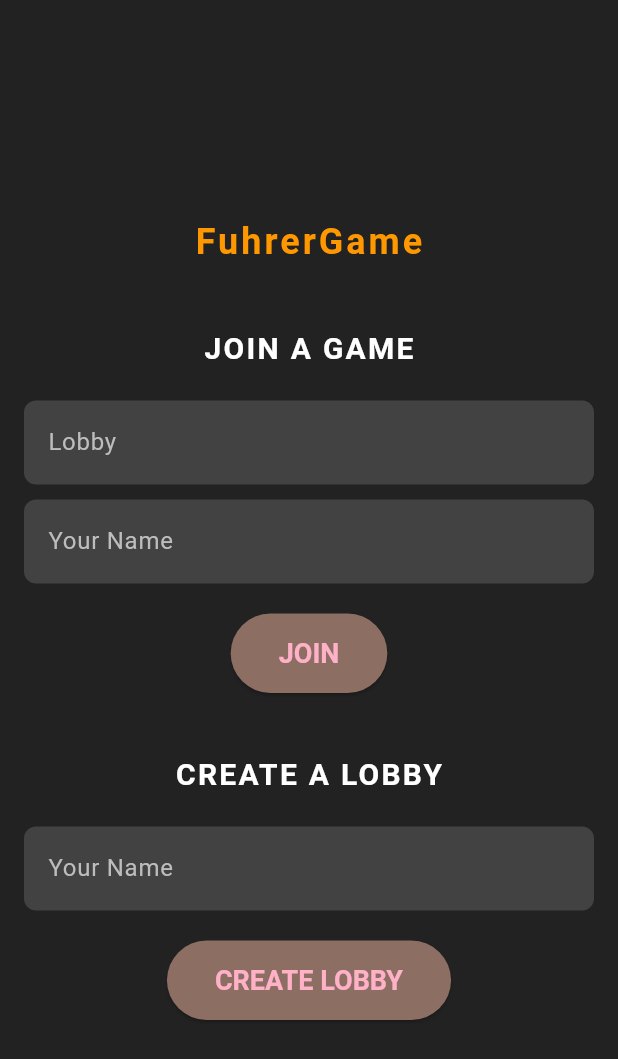
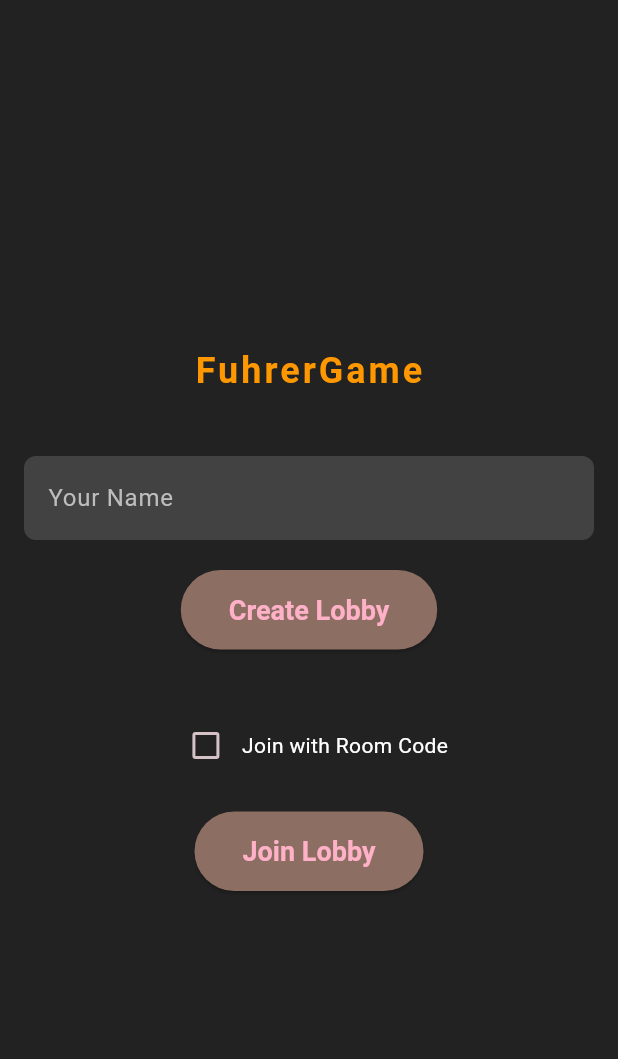
Before and after one commit to Solid9966/FuhrerGame, a Flutter app: the screen it shows after launch, on a phone screen of 412 x 824 dp. Shown: the top 1059 px of the screen. Run offline on Flutter 3.47's test engine with Material 3 defaults, Android fonts, the phone set to English and light mode, and no system bars.

Commit message:
GameRoom,Lobby 파일 생성 및 main화면 수정

```diff
--- a/frontend/fuhrer_game/lib/main.dart
+++ b/frontend/fuhrer_game/lib/main.dart
@@ -1,4 +1,7 @@
+// main.dart
 import 'package:flutter/material.dart';
+import 'lobby.dart';
+import 'GameRoom.dart';
 
 void main() {
   runApp(const MyApp());
@@ -24,8 +27,17 @@ class MyApp extends StatelessWidget {
   }
 }
 
-class MyHomePage extends StatelessWidget {
+class MyHomePage extends StatefulWidget {
   const MyHomePage({super.key});
+
+  @override
+  State<MyHomePage> createState() => _MyHomePageState();
+}
+
+class _MyHomePageState extends State<MyHomePage> {
+  final TextEditingController nameController = TextEditingController();
+  final TextEditingController roomCodeController = TextEditingController();
+  bool isJoinWithCode = false;
 
   @override
   Widget build(BuildContext context) {
@@ -47,30 +59,8 @@ class MyHomePage extends StatelessWidget {
                 ),
               ),
               const SizedBox(height: 40),
-              const Text(
-                'JOIN A GAME',
-                style: TextStyle(
-                  fontSize: 20,
-                  fontWeight: FontWeight.bold,
-                  color: Colors.white,
-                  letterSpacing: 1.5,
-                ),
-              ),
-              const SizedBox(height: 20),
               TextField(
-                decoration: InputDecoration(
-                  hintText: 'Lobby',
-                  hintStyle: TextStyle(color: Colors.grey[400]),
-                  filled: true,
-                  fillColor: Colors.grey[800],
-                  border: OutlineInputBorder(
-                    borderRadius: BorderRadius.circular(8.0),
-                    borderSide: BorderSide.none,
-                  ),
-                ),
-              ),
-              const SizedBox(height: 10),
-              TextField(
+                controller: nameController,
                 decoration: InputDecoration(
                   hintText: 'Your Name',
                   hintStyle: TextStyle(color: Colors.grey[400]),
@@ -84,28 +74,42 @@ class MyHomePage extends StatelessWidget {
               ),
               const SizedBox(height: 20),
               ElevatedButton(
-                onPressed: () {},
+                onPressed: () {
+                  Navigator.push(
+                    context,
+                    MaterialPageRoute(builder: (context) => const GameRoomPage()),
+                  );
+                },
                 style: ElevatedButton.styleFrom(
                   backgroundColor: Colors.brown[400],
                   padding: const EdgeInsets.symmetric(horizontal: 32, vertical: 16),
                   textStyle: const TextStyle(fontSize: 18, fontWeight: FontWeight.bold),
                 ),
-                child: const Text('JOIN'),
+                child: const Text('Create Lobby'),
               ),
               const SizedBox(height: 40),
+              Row(
+                mainAxisAlignment: MainAxisAlignment.center,
+                children: [
+                  Checkbox(
+                    value: isJoinWithCode,
+                    onChanged: (value) {
+                      setState(() {
+                        isJoinWithCode = value ?? false;
+                      });
+                    },
+                  ),
                   const Text(
-                'CREATE A LOBBY',
-                style: TextStyle(
-                  fontSize: 20,
-                  fontWeight: FontWeight.bold,
-                  color: Colors.white,
-                  letterSpacing: 1.5,
+                    'Join with Room Code',
+                    style: TextStyle(color: Colors.white),
                   ),
+                ],
               ),
-              const SizedBox(height: 20),
+              if (isJoinWithCode)
                 TextField(
+                  controller: roomCodeController,
                   decoration: InputDecoration(
-                  hintText: 'Your Name',
+                    hintText: 'Enter Room Code',
                     hintStyle: TextStyle(color: Colors.grey[400]),
                     filled: true,
                     fillColor: Colors.grey[800],
@@ -117,13 +121,29 @@ class MyHomePage extends StatelessWidget {
                 ),
               const SizedBox(height: 20),
               ElevatedButton(
-                onPressed: () {},
+                onPressed: () {
+                  if (isJoinWithCode && roomCodeController.text.isNotEmpty) {
+                    Navigator.push(
+                      context,
+                      MaterialPageRoute(builder: (context) => const GameRoomPage()),
+                    );
+                  } else if (!isJoinWithCode) {
+                    Navigator.push(
+                      context,
+                      MaterialPageRoute(builder: (context) => const LobbyPage()),
+                    );
+                  } else {
+                    ScaffoldMessenger.of(context).showSnackBar(
+                      const SnackBar(content: Text('Please enter a valid Room Code')),
+                    );
+                  }
+                },
                 style: ElevatedButton.styleFrom(
                   backgroundColor: Colors.brown[400],
                   padding: const EdgeInsets.symmetric(horizontal: 32, vertical: 16),
                   textStyle: const TextStyle(fontSize: 18, fontWeight: FontWeight.bold),
                 ),
-                child: const Text('CREATE LOBBY'),
+                child: const Text('Join Lobby'),
               ),
             ],
           ),
```
Also changed, not shown: frontend/fuhrer_game/lib/GameRoom.dart (added, +90 -0 lines), frontend/fuhrer_game/lib/Lobby.dart (added, +34 -0 lines). Lines whose indentation alone changed are shown as unchanged.
